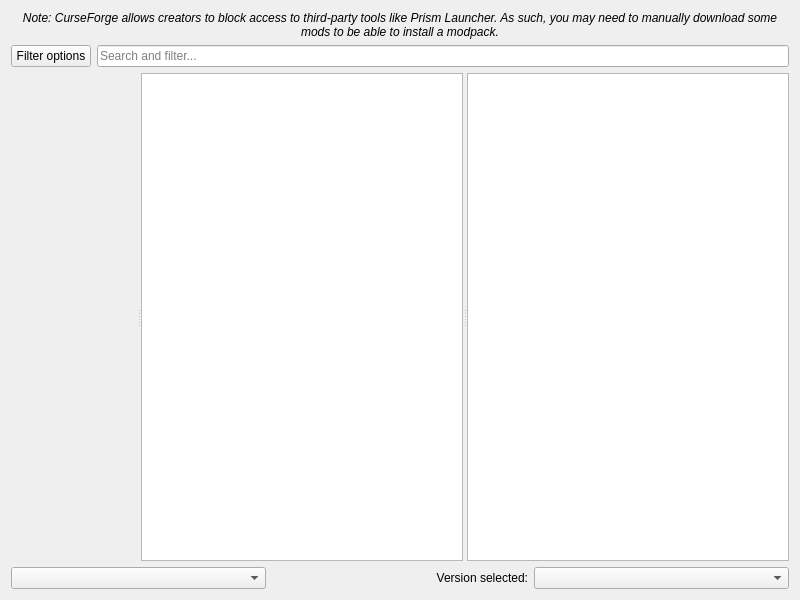
Before: the Qt Designer form launcher/ui/pages/modplatform/flame/FlamePage.ui in FreesmTeam/FreesmLauncher, drawn with Qt 5.
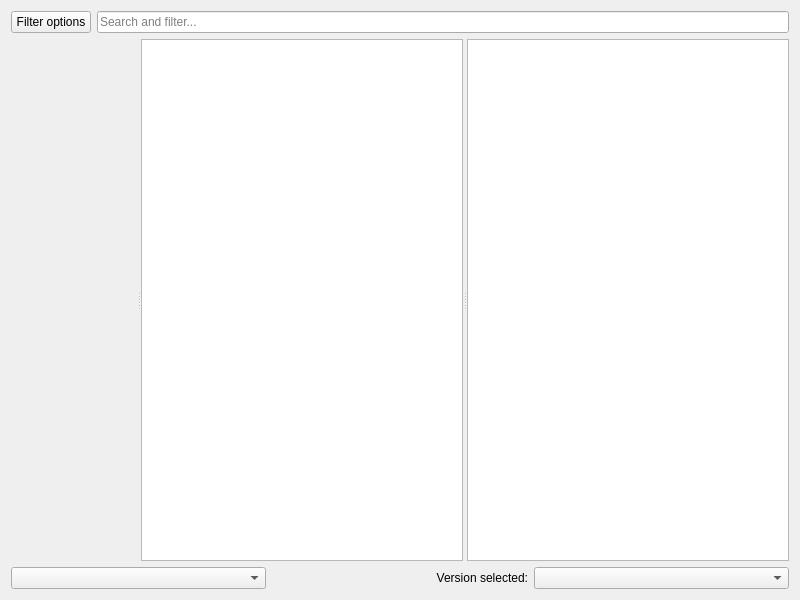
After: the same form once the commit is applied. Custom widgets are drawn as their Qt base class.

Commit message:
chore: remove (now) incorrect message
Removes the message above CurseForge modpacks as manually downloading mods is not required with the official API.

```diff
--- a/launcher/ui/pages/modplatform/flame/FlamePage.ui
+++ b/launcher/ui/pages/modplatform/flame/FlamePage.ui
@@ -11,24 +11,6 @@
    </rect>
   </property>
   <layout class="QVBoxLayout" name="verticalLayout">
-   <item>
-    <widget class="QLabel" name="label_2">
-     <property name="font">
-      <font>
-       <italic>true</italic>
-      </font>
-     </property>
-     <property name="text">
-      <string>Note: CurseForge allows creators to block access to third-party tools like Prism Launcher. As such, you may need to manually download some mods to be able to install a modpack.</string>
-     </property>
-     <property name="alignment">
-      <set>Qt::AlignCenter</set>
-     </property>
-     <property name="wordWrap">
-      <bool>true</bool>
-     </property>
-    </widget>
-   </item>
    <item>
     <layout class="QHBoxLayout" name="horizontalLayout">
      <item>
```
